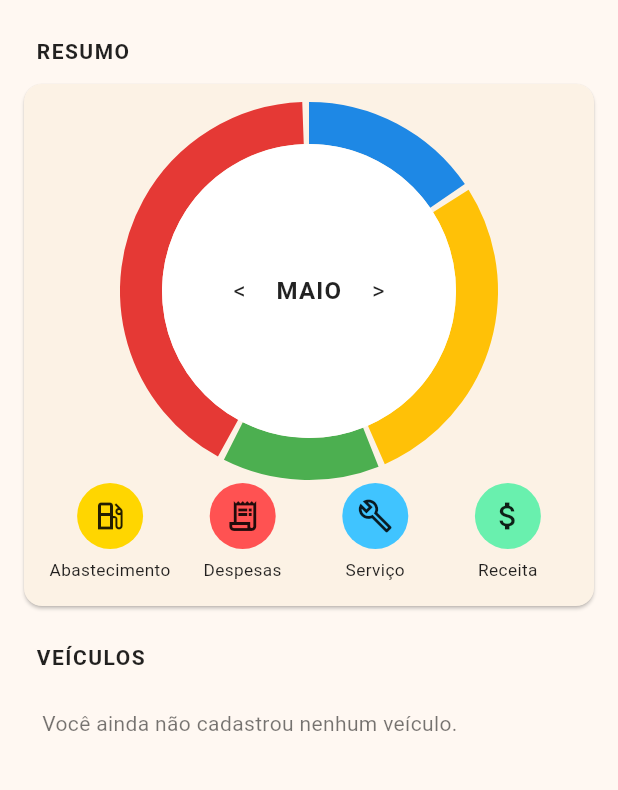
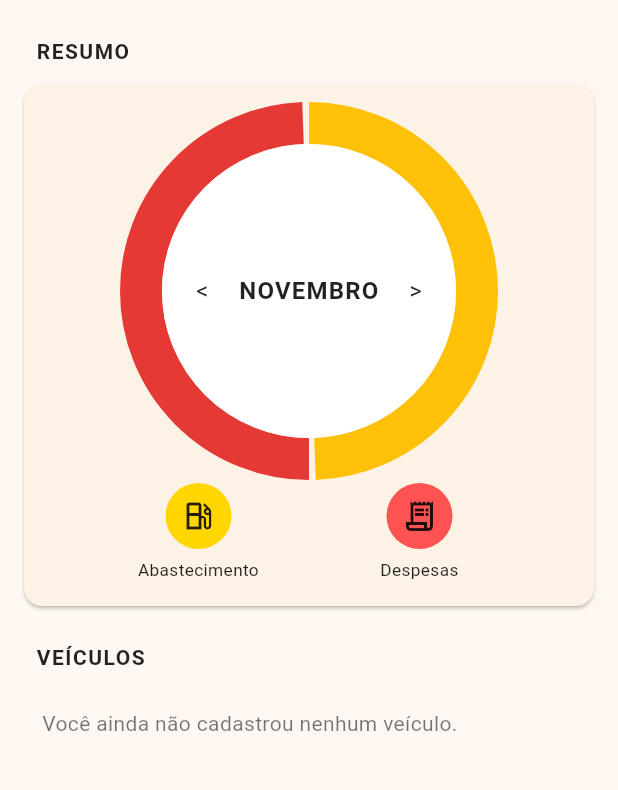
Before and after one commit to SamuelHenrique007/Mobile-app, a Flutter app: the HomePage screen opened by its route, after a tap on an icon or button, on a phone screen of 412 x 824 dp, the part 84-874 px from its top. Run offline on Flutter 3.47's test engine with Material 3 defaults, Android fonts, the phone set to English and light mode, and no system bars; our stand-ins replace cloud_firestore, firebase_auth, firebase_core; accounts and stored records are empty.

Commit message:
funcionalidade grafico home + grafico da tela de registros

```diff
--- a/driveup/lib/screens/home_screen.dart
+++ b/driveup/lib/screens/home_screen.dart
@@ -2,8 +2,9 @@ import 'package:flutter/material.dart';
 import 'dart:math' as math;
 
 import 'package:driveup/services/vehicle_service.dart';
+import 'package:driveup/services/summary_service.dart';
 import 'package:driveup/screens/sidemenu_page.dart';
-import 'package:driveup/screens/vehicle_history_page.dart'; // 👈 nova importação
+import 'package:driveup/screens/vehicle_history_page.dart';
 
 class HomePage extends StatelessWidget {
   const HomePage({super.key});
@@ -17,9 +18,9 @@ class HomePage extends StatelessWidget {
         leading: IconButton(
           icon: const Icon(Icons.menu, color: Colors.black87),
           onPressed: () {
-            Navigator.of(
-              context,
-            ).push(MaterialPageRoute(builder: (_) => const SideMenuPage()));
+            Navigator.of(context).push(
+              MaterialPageRoute(builder: (_) => const SideMenuPage()),
+            );
           },
         ),
         centerTitle: true,
@@ -43,7 +44,7 @@ class HomePage extends StatelessWidget {
         ],
       ),
 
-      // 👇 só o conteúdo, sem FAB nem bottom bar
+      // 👇 só o conteúdo, sem FAB/bottom bar (quem cuida é o MainNavigation)
       body: StreamBuilder<List<Vehicle>>(
         stream: VehicleService.instance.vehiclesStream(),
         builder: (context, snapshot) {
@@ -111,8 +112,9 @@ class HomePage extends StatelessWidget {
             }
           }
 
-          // dá um espaço extra para a área da bottom bar + FAB
+          // espaço extra por causa da bottom bar global + FAB
           children.add(const SizedBox(height: 120));
+
           return ListView(
             padding: const EdgeInsets.symmetric(horizontal: 12),
             children: children,
@@ -168,7 +170,9 @@ class _SummaryCardState extends State<SummaryCard> {
     'NOVEMBRO',
     'DEZEMBRO',
   ];
-  int _monthIndex = 5;
+
+  int _monthIndex = DateTime.now().month - 1; // mês atual (0–11)
+  int get _year => DateTime.now().year;
 
   void _prevMonth() {
     setState(() {
@@ -185,24 +189,79 @@ class _SummaryCardState extends State<SummaryCard> {
 
   @override
   Widget build(BuildContext context) {
-    final segments = [
-      DonutSegment(value: 0.16, color: Colors.blue.shade600),
-      DonutSegment(value: 0.28, color: const Color(0xFFFFC107)),
-      DonutSegment(value: 0.14, color: Colors.green.shade500),
-      DonutSegment(value: 0.42, color: Colors.red.shade600),
-    ];
+    final month = _monthIndex + 1; // 1–12
 
     return Card(
       child: Padding(
         padding: const EdgeInsets.fromLTRB(12, 18, 12, 8),
-        child: Column(
+        child: StreamBuilder<MonthlySummary>(
+          // 🔴 Se no seu service o método se chama monthSummary, troque aqui:
+          // stream: SummaryService.instance.monthSummary(year: _year, month: month),
+          stream: SummaryService.instance.summaryForMonth(
+            year: _year,
+            month: month,
+          ),
+          builder: (context, snapshot) {
+            if (snapshot.connectionState == ConnectionState.waiting &&
+                !snapshot.hasData) {
+              return const SizedBox(
+                height: 240,
+                child: Center(child: CircularProgressIndicator()),
+              );
+            }
+
+            final summary = snapshot.data ??
+                MonthlySummary(
+                  fuelTotal: 0,
+                  expenseTotal: 0,
+                );
+
+            final fuel = summary.fuelTotal;
+            final expense = summary.expenseTotal;
+
+            List<DonutSegment> segments;
+
+            if (fuel <= 0 && expense <= 0) {
+              // nada no mês → donut "neutro"
+              segments = [
+                DonutSegment(
+                  value: 0.5,
+                  color: const Color(0xFFFFC107), // abastecimento
+                ),
+                DonutSegment(
+                  value: 0.5,
+                  color: Colors.red.shade600,
+                ),
+              ];
+            } else {
+              final total = (fuel + expense).clamp(0.0001, double.infinity);
+              final fuelFrac = (fuel / total).clamp(0.0, 1.0);
+              final expenseFrac = (expense / total).clamp(0.0, 1.0);
+
+              segments = [
+                DonutSegment(
+                  value: fuelFrac,
+                  color: const Color(0xFFFFC107), // abastecimento
+                ),
+                DonutSegment(
+                  value: expenseFrac,
+                  color: Colors.red.shade600, // despesas
+                ),
+              ];
+            }
+
+            return Column(
               children: [
                 SizedBox(
                   height: 240,
                   child: Stack(
                     alignment: Alignment.center,
                     children: [
-                  DonutChart(segments: segments, thickness: 28, gap: 4),
+                      DonutChart(
+                        segments: segments,
+                        thickness: 28,
+                        gap: 4,
+                      ),
                       Row(
                         mainAxisSize: MainAxisSize.min,
                         children: [
@@ -268,20 +327,12 @@ class _SummaryCardState extends State<SummaryCard> {
                       icon: Icons.receipt_long_outlined,
                       label: 'Despesas',
                     ),
-                SummaryAction(
-                  color: Color(0xFF40C4FF),
-                  icon: Icons.build_outlined,
-                  label: 'Serviço',
-                ),
-                SummaryAction(
-                  color: Color(0xFF69F0AE),
-                  icon: Icons.attach_money,
-                  label: 'Receita',
-                ),
                   ],
                 ),
                 const SizedBox(height: 8),
               ],
+            );
+          },
         ),
       ),
     );
@@ -330,7 +381,7 @@ class VehicleCard extends StatelessWidget {
   final String year;
   final String color;
   final String brand;
-  final VoidCallback? onTap; // 👈 novo
+  final VoidCallback? onTap;
 
   const VehicleCard({
     super.key,
@@ -407,95 +458,6 @@ class _MiniInfo extends StatelessWidget {
   }
 }
 
-/// ====== BOTTOM BAR ======
-class _BottomBar extends StatelessWidget {
-  const _BottomBar();
-
-  @override
-  Widget build(BuildContext context) {
-    return SafeArea(
-      top: false,
-      child: SizedBox(
-        height: 76,
-        child: BottomAppBar(
-          shape: const CircularNotchedRectangle(),
-          notchMargin: 8,
-          child: Row(
-            mainAxisAlignment: MainAxisAlignment.spaceAround,
-            children: [
-              _BottomItem(
-                icon: Icons.home_outlined,
-                label: 'Início',
-                selected: true,
-                onTap: () {},
-              ),
-              _BottomItem(
-                icon: Icons.receipt_long_outlined,
-                label: 'Registros',
-                onTap: () {},
-              ),
-              const SizedBox(width: 56),
-              _BottomItem(
-                icon: Icons.notifications_none,
-                label: 'Alertas',
-                onTap: () {},
-              ),
-              _BottomItem(
-                icon: Icons.directions_car_filled_outlined,
-                label: 'Veículos',
-                onTap: () {
-                  Navigator.pushNamed(context, '/veiculos');
-                },
-              ),
-            ],
-          ),
-        ),
-      ),
-    );
-  }
-}
-
-class _BottomItem extends StatelessWidget {
-  final IconData icon;
-  final String label;
-  final bool selected;
-  final VoidCallback? onTap;
-
-  const _BottomItem({
-    required this.icon,
-    required this.label,
-    this.selected = false,
-    this.onTap,
-    super.key,
-  });
-
-  @override
-  Widget build(BuildContext context) {
-    final color = selected ? const Color(0xFFFFC107) : Colors.black54;
-
-    return Material(
-      type: MaterialType.transparency,
-      child: InkWell(
-        borderRadius: BorderRadius.circular(12),
-        onTap: onTap,
-        mouseCursor: SystemMouseCursors.click,
-        splashFactory: InkRipple.splashFactory,
-        child: Padding(
-          padding: const EdgeInsets.symmetric(horizontal: 8, vertical: 4),
-          child: Column(
-            mainAxisSize: MainAxisSize.min,
-            children: [
-              Icon(icon, color: color),
-              const SizedBox(height: 2),
-              Text(label, style: TextStyle(fontSize: 11, color: color)),
-            ],
-          ),
-        ),
-      ),
-    );
-  }
-}
-
 /// ====== DONUT CHART ======
 class DonutSegment {
   final double value;
--- a/driveup/lib/screens/perfil_page.dart
+++ b/driveup/lib/screens/perfil_page.dart
@@ -151,7 +151,7 @@ class _ProfilePageState extends State<PerfilPage> {
                 Expanded(
                   child: _GreyField(
                     controller: _cardNumberCtrl,
-                    hint: 'Numero',
+                    hint: 'Numero da CNH',
                     icon: Icons.credit_card,
                     keyboardType: TextInputType.number,
                   ),
--- a/driveup/lib/screens/sidemenu_page.dart
+++ b/driveup/lib/screens/sidemenu_page.dart
@@ -88,21 +88,10 @@ class SideMenuPage extends StatelessWidget {
             onTap: () {},
           ),
           _MenuTile(
-            icon: Icons.build_outlined,
-            label: 'Tipo de serviço',
-            onTap: () {},
-          ),
-          _MenuTile(
             icon: Icons.description_outlined,
             label: 'Tipo de Despesa',
             onTap: () {},
           ),
-          _MenuTile(
-            icon: Icons.description_outlined,
-            label: 'Tipo de receita',
-            onTap: () {},
-          ),
-
           const Divider(height: 28),
 
           // Itens desabilitados (acinzentados)
--- /dev/null
+++ b/driveup/lib/services/summary_service.dart
@@ -0,0 +1,125 @@
+import 'dart:async';
+
+import 'package:cloud_firestore/cloud_firestore.dart';
+import 'package:firebase_auth/firebase_auth.dart';
+
+class MonthlySummary {
+  final double fuelTotal;
+  final double expenseTotal;
+
+  MonthlySummary({
+    required this.fuelTotal,
+    required this.expenseTotal,
+  });
+}
+
+class SummaryService {
+  SummaryService._();
+  static final SummaryService instance = SummaryService._();
+
+  FirebaseFirestore get _firestore => FirebaseFirestore.instance;
+  FirebaseAuth get _auth => FirebaseAuth.instance;
+
+  /// Resumo mensal (fuels + expenses), filtrando por user
+  /// e aplicando o filtro de data no cliente.
+  Stream<MonthlySummary> summaryForMonth({
+    required int year,
+    required int month,
+  }) {
+    final user = _auth.currentUser;
+    if (user == null) {
+      return Stream.value(
+        MonthlySummary(fuelTotal: 0, expenseTotal: 0),
+      );
+    }
+
+    final start = DateTime(year, month, 1);
+    final end = (month == 12)
+        ? DateTime(year + 1, 1, 1)
+        : DateTime(year, month + 1, 1);
+
+    // 🔹 Abastecimentos do usuário (filtro de data só no cliente)
+    final fuelsStream = _firestore
+        .collection('fuels')
+        .where('userId', isEqualTo: user.uid)
+        .snapshots()
+        .map((snap) {
+      double total = 0;
+      for (final doc in snap.docs) {
+        final data = doc.data();
+        final ts = data['dateTime'] as Timestamp?;
+        final dt = ts?.toDate();
+        if (dt != null && dt.isAfterOrAt(start) && dt.isBefore(end)) {
+          total += (data['totalPrice'] as num?)?.toDouble() ?? 0;
+        }
+      }
+      return total;
+    });
+
+    // 🔹 Despesas do usuário (filtro de data só no cliente)
+    final expenseStream = _firestore
+        .collection('expenses')
+        .where('userId', isEqualTo: user.uid)
+        .snapshots()
+        .map((snap) {
+      double total = 0;
+      for (final doc in snap.docs) {
+        final data = doc.data();
+        final ts = data['dateTime'] as Timestamp?;
+        final dt = ts?.toDate();
+        if (dt != null && dt.isAfterOrAt(start) && dt.isBefore(end)) {
+          total += (data['value'] as num?)?.toDouble() ?? 0;
+        }
+      }
+      return total;
+    });
+
+    return fuelsStream.asyncCombine(expenseStream, (double fuel, double exp) {
+      return MonthlySummary(
+        fuelTotal: fuel,
+        expenseTotal: exp,
+      );
+    });
+  }
+}
+
+/// Helpers de datas
+extension on DateTime {
+  bool isAfterOrAt(DateTime other) =>
+      isAfter(other) || isAtSameMomentAs(other);
+}
+
+/// Extensão para combinar duas streams em tempo real
+extension CombineTwo<A> on Stream<A> {
+  Stream<R> asyncCombine<B, R>(
+    Stream<B> other,
+    R Function(A a, B b) combiner,
+  ) {
+    late A lastA;
+    late B lastB;
+
+    bool hasA = false;
+    bool hasB = false;
+
+    final controller = StreamController<R>();
+
+    final subA = listen((a) {
+      lastA = a;
+      hasA = true;
+      if (hasB) controller.add(combiner(lastA, lastB));
+    });
+
+    final subB = other.listen((b) {
+      lastB = b;
+      hasB = true;
+      if (hasA) controller.add(combiner(lastA, lastB));
+    });
+
+    controller.onCancel = () {
+      subA.cancel();
+      subB.cancel();
+    };
+
+    return controller.stream;
+  }
+}
```
Also changed, not shown: driveup/lib/screens/relatorios_page.dart (+122 -159 lines). Lines whose indentation alone changed are shown as unchanged.
